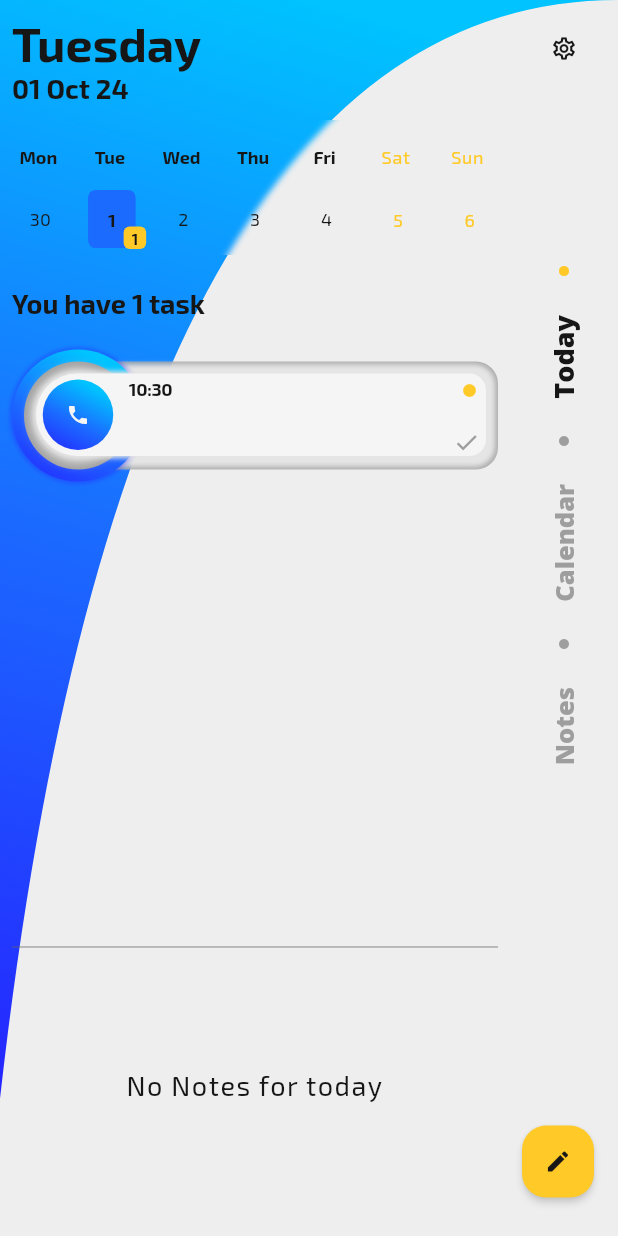
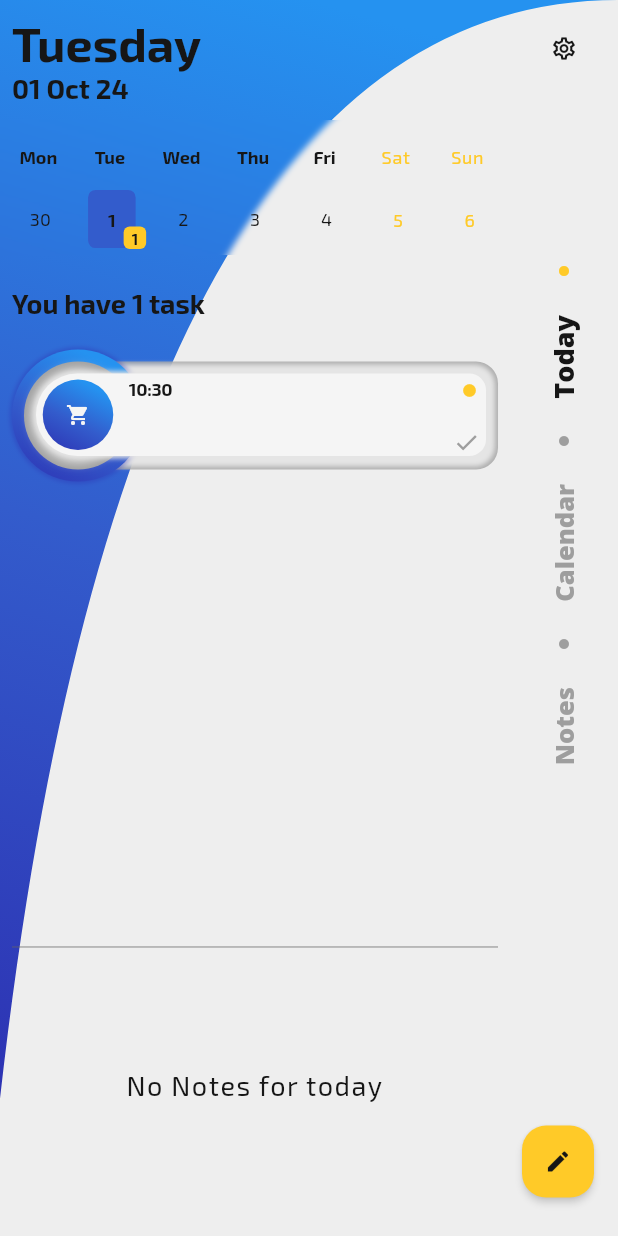
Before and after one commit to RafalSiuta/noti, a Flutter app: the TaskCreator screen opened directly, after a tap on the "save" icon, on a phone screen of 412 x 824 dp. Run offline on Flutter 3.47's test engine with Material 3 defaults, Android fonts, the phone set to English and light mode, and no system bars; drawn by our look-alikes of table_calendar; our stand-ins replace camera, carousel_slider, flutter_staggered_animations, google_fonts, hive, hive_flutter and 5 more; missing offline and left inert: csshadow, photo_manager, photo_manager_image_provider; accounts and stored records are empty.

Commit message:
1.configure gradle and new sign in key; 2.fix icon id issues; 3.remove links (temporary); 4.fix fab null pointer btn ress issue; 5.update default theme colors; 6;fix dialog rnder flex issue;

```diff
--- a/lib/models/menu_model/category_icon_list.dart
+++ b/lib/models/menu_model/category_icon_list.dart
@@ -2,33 +2,46 @@ import 'package:flutter/material.dart';
 import 'package:noti/models/menu_model/category_icon_model.dart';
 
 class CategoryIconsList {
+
+
+  IconData pickedIcon = Icons.circle;
+
+  IconData getPickedIcon(int id){
+    IconData pickedIcon = Icons.circle;
+    for(var ico in iconsList){
+      if(id == ico.id){
+        pickedIcon = ico.icon;
+      }
+    }
+    return pickedIcon;
+  }
   List<CategoryIconModel> iconsList = [
-    CategoryIconModel(icon:Icons.shopping_cart,name:"cart" ,),
-    CategoryIconModel(icon:Icons.phone,name:"phone" ,),
-    CategoryIconModel(icon: Icons.edit, name: "edit", ),
-    CategoryIconModel(icon: Icons.people, name: "people", ),
-    CategoryIconModel(icon: Icons.search, name: "search", ),
-    CategoryIconModel(icon: Icons.computer, name: "computer", ),
-    CategoryIconModel(icon: Icons.access_alarm, name: "alarm", ),
-    CategoryIconModel(icon: Icons.favorite, name: "favorite", ),
-    CategoryIconModel(icon: Icons.insert_drive_file, name: "file", ),
-    CategoryIconModel(icon: Icons.mail, name: "mail", ),
-    CategoryIconModel(icon: Icons.restaurant, name: "restaurant", ),
-    CategoryIconModel(icon: Icons.fitness_center, name: "fitness", ),
-    CategoryIconModel(icon: Icons.cake, name: "cake", ),
-    CategoryIconModel(icon: Icons.free_breakfast, name: "breakfast", ),
-    CategoryIconModel(icon: Icons.comment, name: "comment", ),
-    CategoryIconModel(icon: Icons.colorize, name: "colorize", ),
-    CategoryIconModel(icon: Icons.camera_alt, name: "camera", ),
-    CategoryIconModel(icon: Icons.cast_for_education, name: "education", ),
-    CategoryIconModel(icon: Icons.work, name: "work", ),
-    CategoryIconModel(icon: Icons.weekend, name: "weekend", ),
-    CategoryIconModel(icon: Icons.home, name: "home", ),
-    CategoryIconModel(icon: Icons.directions_car, name: "car", ),
-    CategoryIconModel(icon: Icons.directions_bus, name: "bus", ),
-    CategoryIconModel(icon: Icons.thumbs_up_down, name: "thumbs", ),
-    CategoryIconModel(icon: Icons.wb_cloudy, name: "cloudy", ),
-    CategoryIconModel(icon: Icons.wb_sunny, name: "sunny", ),
+    CategoryIconModel(id:1,icon:Icons.shopping_cart,name:"cart" ,),
+    CategoryIconModel(id:2,icon:Icons.phone,name:"phone" ,),
+    CategoryIconModel(id:3,icon: Icons.edit, name: "edit", ),
+    CategoryIconModel(id:4,icon: Icons.people, name: "people", ),
+    CategoryIconModel(id:5,icon: Icons.search, name: "search", ),
+    CategoryIconModel(id:6,icon: Icons.computer, name: "computer", ),
+    CategoryIconModel(id:7,icon: Icons.access_alarm, name: "alarm", ),
+    CategoryIconModel(id:8,icon: Icons.favorite, name: "favorite", ),
+    CategoryIconModel(id:9,icon: Icons.insert_drive_file, name: "file", ),
+    CategoryIconModel(id:10,icon: Icons.mail, name: "mail", ),
+    CategoryIconModel(id:11,icon: Icons.restaurant, name: "restaurant", ),
+    CategoryIconModel(id:12,icon: Icons.fitness_center, name: "fitness", ),
+    CategoryIconModel(id:13,icon: Icons.cake, name: "cake", ),
+    CategoryIconModel(id:14,icon: Icons.free_breakfast, name: "breakfast", ),
+    CategoryIconModel(id:15,icon: Icons.comment, name: "comment", ),
+    CategoryIconModel(id:16,icon: Icons.colorize, name: "colorize", ),
+    CategoryIconModel(id:17,icon: Icons.camera_alt, name: "camera", ),
+    CategoryIconModel(id:18,icon: Icons.cast_for_education, name: "education", ),
+    CategoryIconModel(id:19,icon: Icons.work, name: "work", ),
+    CategoryIconModel(id:20,icon: Icons.weekend, name: "weekend", ),
+    CategoryIconModel(id:21,icon: Icons.home, name: "home", ),
+    CategoryIconModel(id:22,icon: Icons.directions_car, name: "car", ),
+    CategoryIconModel(id:23,icon: Icons.directions_bus, name: "bus", ),
+    CategoryIconModel(id:24,icon: Icons.thumbs_up_down, name: "thumbs", ),
+    CategoryIconModel(id:25,icon: Icons.wb_cloudy, name: "cloudy", ),
+    CategoryIconModel(id:26,icon: Icons.wb_sunny, name: "sunny", ),
     // Icons.shopping_cart,
     // Icons.local_phone,
     // Icons.edit,
--- a/lib/models/menu_model/category_icon_model.dart
+++ b/lib/models/menu_model/category_icon_model.dart
@@ -1,12 +1,14 @@
 import 'package:flutter/material.dart';
 
 class CategoryIconModel {
+
+  int? id;
   IconData icon;
   String name;
   String category;
   //bool isPicked;
 
-  CategoryIconModel({this.icon = Icons.circle, this.name= "" ,this.category = ""});
+  CategoryIconModel({this.id,this.icon = Icons.circle, this.name= "" ,this.category = ""});
 
   // void onPick(){
   //   isPicked = !isPicked;
--- a/lib/screens/settings_screen/settings_dialog.dart
+++ b/lib/screens/settings_screen/settings_dialog.dart
@@ -46,7 +46,7 @@ class SliderDialog extends StatelessWidget {
                   textAlign: TextAlign.center,
 
                   text: TextSpan(
-                    text: "This setting keeps data for the last\n",
+                    text: "This setting delete data after\n",
                     style: Theme.of(context).textTheme.bodyMedium,
                     children: <TextSpan>[
                       TextSpan(
--- a/lib/styles/themes/theme_default.dart
+++ b/lib/styles/themes/theme_default.dart
@@ -3,9 +3,9 @@ import 'package:google_fonts/google_fonts.dart';
 
 const themeDefAMainBcgColor = Color(0xFFEEEEEE);
 const themeDefATitleBoxBcgColor = Color(0xFFf5f5f5);
-const themeDefAfirstGradientColor = Color(0xFF00C3FF);
-const themeDefAmiddleGradientColor = Color(0xFF1B6BFF);
-const themeDefAlastGradientColor = Color(0xFF2525FF);
+const themeDefAfirstGradientColor = Color(0xFF2592F0);//Color(0xFF00C3FF);//1389CD
+const themeDefAmiddleGradientColor = Color(0xFF335CCC);//Color(0xFF1B6BFF);//335CCC
+const themeDefAlastGradientColor = Color(0xFF2D32B3);//Color(0xFF2525FF);//2D32B3
 const themeDefAdividerColor = Color(0xFF636363);
 const themeDefUnselectedColor = Color(0xFF9e9e9e); //595959
 const themeDefShadowColor = Color(0xFFe5e5e5);
--- a/lib/widgets/buttons/fab.dart
+++ b/lib/widgets/buttons/fab.dart
@@ -46,7 +46,7 @@ class CustomFab extends StatelessWidget {
             child: IgnorePointer(
               child: Container(
                 color: Colors.transparent,
-                height: fabSize * 3.0,
+                height: fabSize * 3.8,
                 width: fabSize,
                 margin: EdgeInsets.only(bottom: fabSize * 0.2),
               ),
--- a/lib/widgets/cards/image_card.dart
+++ b/lib/widgets/cards/image_card.dart
@@ -93,7 +93,7 @@ class ImageCard extends StatelessWidget {
             img,
             fit: BoxFit.cover,
             width: size,
-            height: size,
+            height: size * 1.5,
             filterQuality: FilterQuality.medium,
           ),
         ),
--- a/lib/widgets/cards/task_card.dart
+++ b/lib/widgets/cards/task_card.dart
@@ -33,6 +33,9 @@ class TaskCard extends StatelessWidget {
     var smallIconSize = SizeInfo.smallIndicatorIconSize;
 
     CategoryIconsList iconPick = CategoryIconsList();
+
+    IconData iconData = iconPick.getPickedIcon(task.icon);
+
     var switchBtnIconSize = SizeInfo.switchButtonIconSize;
     var height = SizeInfo.taskCardHeight;
     double radiusCircularMain = height - 35;
@@ -83,7 +86,7 @@ class TaskCard extends StatelessWidget {
           ),
           child: Center(
             child: Icon(
-              iconPick.iconsList[task.icon].icon,
+              iconData,//iconPick.iconsList[task.icon].icon,
               size: iconSize,
               color: task.isTaskDone
                   ? Theme.of(context).colorScheme.onSecondary
--- a/pubspec.yaml
+++ b/pubspec.yaml
@@ -16,7 +16,7 @@ publish_to: 'none' # Remove this line if you wish to publish to pub.dev
 # https://developer.apple.com/library/archive/documentation/General/Reference/InfoPlistKeyReference/Articles/CoreFoundationKeys.html
 # In Windows, build-name is used as the major, minor, and patch parts
 # of the product and file versions while build-number is used as the build suffix.
-version: 1.0.0+3
+version: 1.0.0+4
 
 environment:
   sdk: '>=3.4.3 <4.0.0'
```
Also changed, not shown: lib/screens/note_screen/note_creator_screen.dart (+13 -20 lines), lib/screens/settings_screen/about_screen.dart (+7 -7 lines), lib/screens/task_screen/task_creator_screen.dart (+28 -29 lines), lib/widgets/dialogs/custom_dialog.dart (+5 -4 lines), 1 other file.
